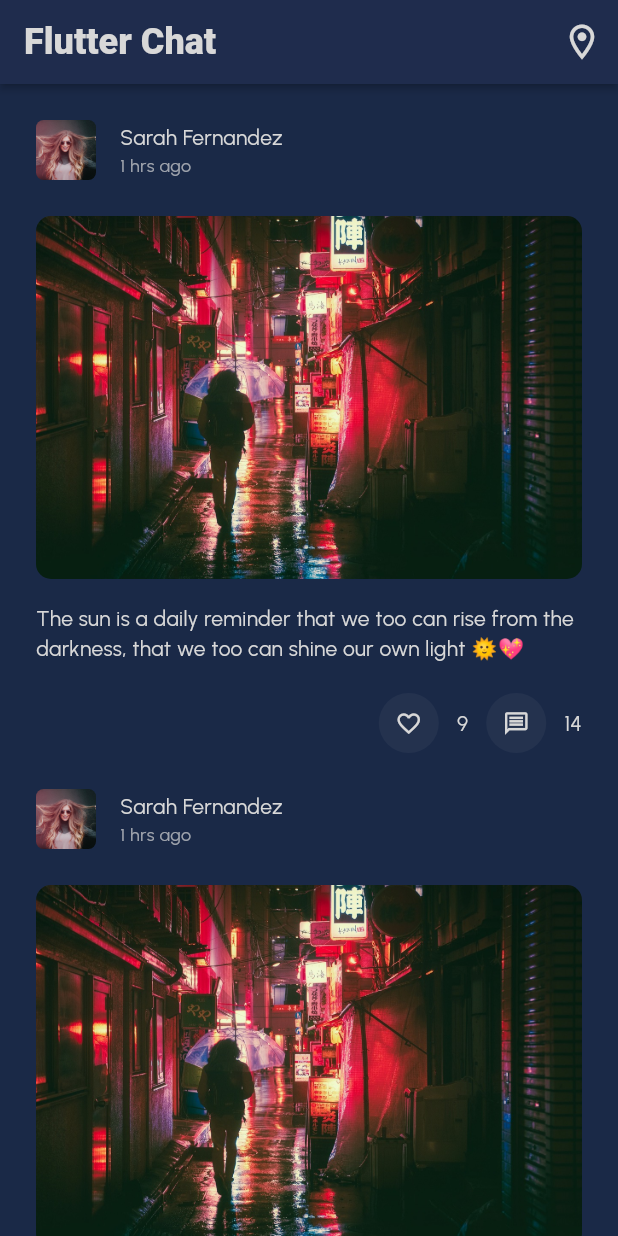
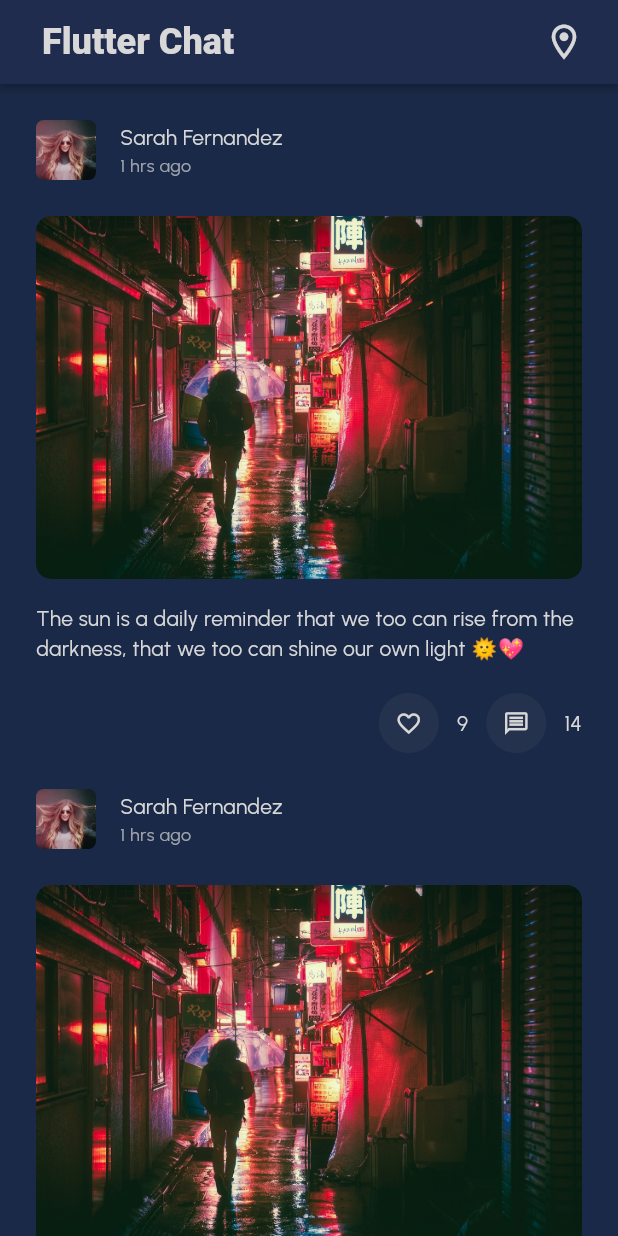
Before and after one commit to LOsioChico/Learning-Flutter, a Flutter app: the HomeScreen screen opened directly, on a phone screen of 412 x 824 dp. Run offline on Flutter 3.47's test engine with Material 3 defaults, Android fonts, the phone set to English and light mode, and no system bars.

Commit message:
style: update app bar title and align location icon

```diff
--- a/flutter_chat/lib/screens/home_screen.dart
+++ b/flutter_chat/lib/screens/home_screen.dart
@@ -18,11 +18,17 @@ class _HomeScreenState extends State<HomeScreen> {
 
     return Scaffold(
       appBar: AppBar(
-        title: const Text('Flutter Chat'),
+        title: const Padding(
+          padding: EdgeInsets.only(left: 12),
+          child: Text('Flutter Chat'),
+        ),
         actions: [
-          IconButton(
-            icon: const Icon(Icons.location_on_outlined),
-            onPressed: () {},
+          Padding(
+            padding: const EdgeInsets.only(right: 12),
+            child: IconButton(
+              icon: const Icon(Icons.location_on_outlined),
+              onPressed: () {},
+            ),
           ),
         ],
       ),
```
